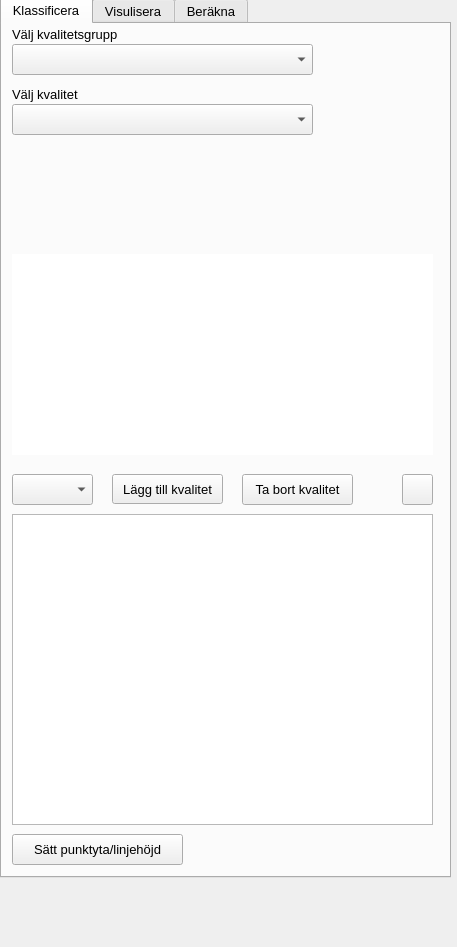
The window that ui/qgyf_dockwidget_base.ui (co-city/QGYF) describes before a commit, drawn with Qt 5.
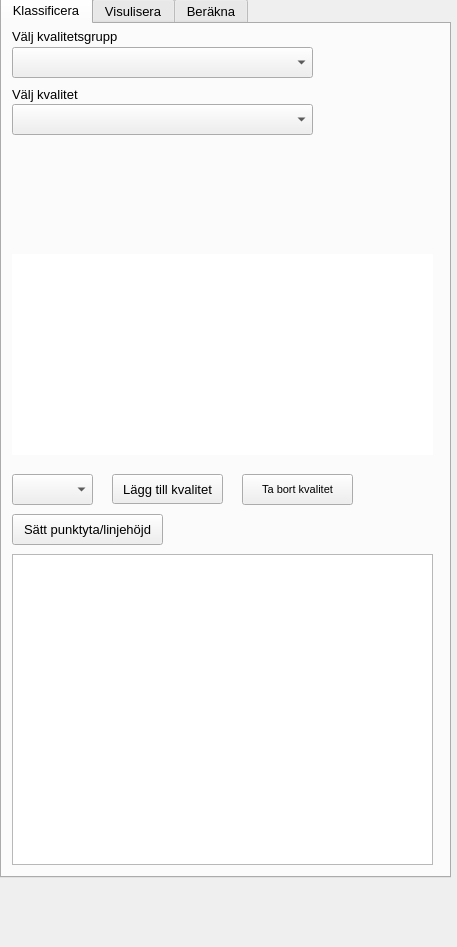
The same window after the commit. Icons and pictures are not drawn. Custom widgets are drawn as their Qt base class.

Commit message: dockwidget - adjustments

```diff
--- a/ui/qgyf_dockwidget_base.ui
+++ b/ui/qgyf_dockwidget_base.ui
@@ -76,6 +76,12 @@
      <number>0</number>
     </property>
     <widget class="QWidget" name="classify">
+     <property name="sizePolicy">
+      <sizepolicy hsizetype="Ignored" vsizetype="Ignored">
+       <horstretch>0</horstretch>
+       <verstretch>0</verstretch>
+      </sizepolicy>
+     </property>
      <property name="contextMenuPolicy">
       <enum>Qt::NoContextMenu</enum>
      </property>
@@ -89,7 +95,7 @@
       <property name="geometry">
        <rect>
         <x>10</x>
-        <y>20</y>
+        <y>23</y>
         <width>301</width>
         <height>31</height>
        </rect>
@@ -122,7 +128,7 @@
       <property name="geometry">
        <rect>
         <x>10</x>
-        <y>0</y>
+        <y>2</y>
         <width>111</width>
         <height>20</height>
        </rect>
@@ -200,7 +206,7 @@
      <widget class="QPushButton" name="info">
       <property name="geometry">
        <rect>
-        <x>400</x>
+        <x>331</x>
         <y>10</y>
         <width>31</width>
         <height>20</height>
@@ -237,7 +243,7 @@
       <property name="geometry">
        <rect>
         <x>10</x>
-        <y>490</y>
+        <y>530</y>
         <width>421</width>
         <height>311</height>
        </rect>
@@ -309,6 +315,11 @@
         <height>31</height>
        </rect>
       </property>
+      <property name="font">
+       <font>
+        <pointsize>8</pointsize>
+       </font>
+      </property>
       <property name="toolTip">
        <string>Ta bort markerade kvaliteter från tabellen</string>
       </property>
@@ -316,28 +327,12 @@
        <string>Ta bort kvalitet</string>
       </property>
      </widget>
-     <widget class="QPushButton" name="pushButton">
-      <property name="geometry">
-       <rect>
-        <x>400</x>
-        <y>450</y>
-        <width>31</width>
-        <height>31</height>
-       </rect>
-      </property>
-      <property name="styleSheet">
-       <string notr="true">border-image:url(&quot;:/plugins/qgyf/assets/settings.png&quot;);</string>
-      </property>
-      <property name="text">
-       <string/>
-      </property>
-     </widget>
      <widget class="QPushButton" name="geometryButton">
       <property name="geometry">
        <rect>
         <x>10</x>
-        <y>810</y>
-        <width>171</width>
+        <y>490</y>
+        <width>151</width>
         <height>31</height>
        </rect>
       </property>
```
The commit also changes 1 other file.
